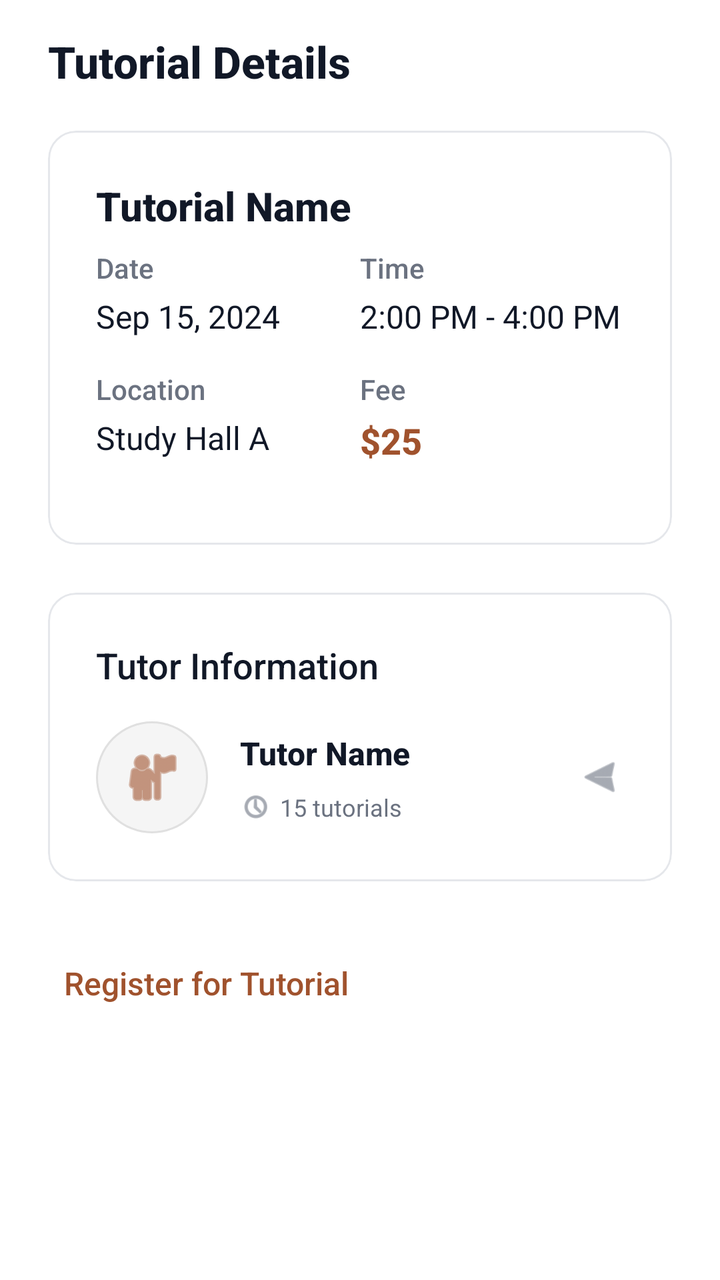
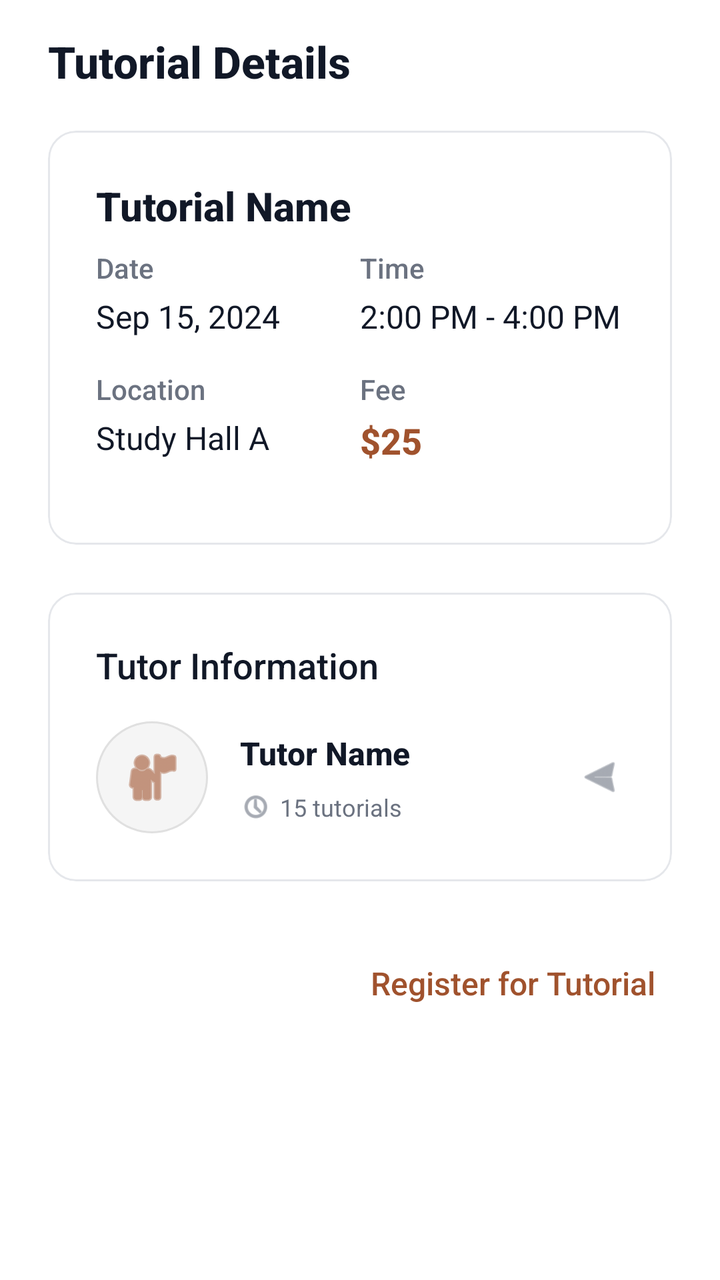

Before-and-after screenshots of an Android layout around one commit, followed by the original layout XML and the change that was made.
<!-- AndroidManifest.xml: application theme Theme.Csci3130Group1 -->
<!-- res/layout/tutorial_details_activity.xml -->
<?xml version="1.0" encoding="utf-8"?>
<ScrollView xmlns:android="http://schemas.android.com/apk/res/android"
    xmlns:app="http://schemas.android.com/apk/res-auto"
    android:layout_width="match_parent"
    android:layout_height="match_parent"
    android:background="#FFFFFF"
    android:fillViewport="true">

    <LinearLayout
        android:layout_width="match_parent"
        android:layout_height="wrap_content"
        android:orientation="vertical"
        android:paddingHorizontal="24dp"
        android:paddingTop="16dp"
        android:paddingBottom="32dp">

        
        <TextView
            android:layout_width="wrap_content"
            android:layout_height="wrap_content"
            android:text="Tutorial Details"
            android:textSize="22sp"
            android:fontFamily="sans-serif-medium"
            android:textStyle="bold"
            android:textColor="#111827"
            android:layout_marginBottom="20dp"/>

        
        <com.google.android.material.card.MaterialCardView
            android:layout_width="match_parent"
            android:layout_height="wrap_content"
            android:layout_marginBottom="24dp"
            app:cardCornerRadius="14dp"
            app:cardElevation="0dp"
            app:cardBackgroundColor="#FFFFFF"
            app:strokeColor="#E5E7EB"
            app:strokeWidth="1dp">

            <LinearLayout
                android:layout_width="match_parent"
                android:layout_height="wrap_content"
                android:orientation="vertical"
                android:padding="24dp">

                
                <TextView
                    android:id="@+id/tutorialName"
                    android:layout_width="match_parent"
                    android:layout_height="wrap_content"
                    android:text="Tutorial Name"
                    android:textSize="20sp"
                    android:textStyle="bold"
                    android:textColor="#111827"
                    android:fontFamily="sans-serif-medium"
                    android:layout_marginBottom="8dp"/>

                
                <TextView
                    android:id="@+id/tutorialSubject"
                    android:layout_width="match_parent"
                    android:layout_height="wrap_content"
                    android:text="Subject"
                    android:textSize="14sp"
                    android:textColor="#6B7280"
                    android:fontFamily="sans-serif-medium"
                    android:layout_marginBottom="20dp"
                    android:visibility="gone"/>

                
                <LinearLayout
                    android:layout_width="match_parent"
                    android:layout_height="wrap_content"
                    android:orientation="vertical">

                    
                    <LinearLayout
                        android:layout_width="match_parent"
                        android:layout_height="wrap_content"
                        android:orientation="horizontal"
                        android:layout_marginBottom="16dp">

                        <LinearLayout
                            android:layout_width="0dp"
                            android:layout_height="wrap_content"
                            android:layout_weight="1"
                            android:orientation="vertical">

                            <TextView
                                android:layout_width="wrap_content"
                                android:layout_height="wrap_content"
                                android:text="Date"
                                android:textSize="14sp"
                                android:textColor="#6B7280"
                                android:fontFamily="sans-serif-medium"/>

                            <TextView
                                android:id="@+id/tutorialDate"
                                android:layout_width="wrap_content"
                                android:layout_height="wrap_content"
                                android:text="Sep 15, 2024"
                                android:textSize="16sp"
                                android:textColor="#111827"
                                android:fontFamily="sans-serif"
                                android:layout_marginTop="4dp"/>
                        </LinearLayout>

                        <LinearLayout
                            android:layout_width="0dp"
                            android:layout_height="wrap_content"
                            android:layout_weight="1"
                            android:orientation="vertical">

                            <TextView
                                android:layout_width="wrap_content"
                                android:layout_height="wrap_content"
                                android:text="Time"
                                android:textSize="14sp"
                                android:textColor="#6B7280"
                                android:fontFamily="sans-serif-medium"/>

                            <TextView
                                android:id="@+id/tutorialTime"
                                android:layout_width="wrap_content"
                                android:layout_height="wrap_content"
                                android:text="2:00 PM - 4:00 PM"
                                android:textSize="16sp"
                                android:textColor="#111827"
                                android:fontFamily="sans-serif"
                                android:layout_marginTop="4dp"/>
                        </LinearLayout>
                    </LinearLayout>

                    
                    <LinearLayout
                        android:layout_width="match_parent"
                        android:layout_height="wrap_content"
                        android:orientation="horizontal"
                        android:layout_marginBottom="16dp">

                        <LinearLayout
                            android:layout_width="0dp"
                            android:layout_height="wrap_content"
                            android:layout_weight="1"
                            android:orientation="vertical">

                            <TextView
                                android:layout_width="wrap_content"
                                android:layout_height="wrap_content"
                                android:text="Location"
                                android:textSize="14sp"
                                android:textColor="#6B7280"
                                android:fontFamily="sans-serif-medium"/>

                            <TextView
                                android:id="@+id/tutorialLocation"
                                android:layout_width="wrap_content"
                                android:layout_height="wrap_content"
                                android:text="Study Hall A"
                                android:textSize="16sp"
                                android:textColor="#111827"
                                android:fontFamily="sans-serif"
                                android:layout_marginTop="4dp"/>
                        </LinearLayout>

                        <LinearLayout
                            android:layout_width="0dp"
                            android:layout_height="wrap_content"
                            android:layout_weight="1"
                            android:orientation="vertical">

                            <TextView
                                android:layout_width="wrap_content"
                                android:layout_height="wrap_content"
                                android:text="Fee"
                                android:textSize="14sp"
                                android:textColor="#6B7280"
                                android:fontFamily="sans-serif-medium"/>

                            <TextView
                                android:id="@+id/tutorialFee"
                                android:layout_width="wrap_content"
                                android:layout_height="wrap_content"
                                android:text="$25"
                                android:textSize="18sp"
                                android:textStyle="bold"
                                android:textColor="#A0522D"
                                android:fontFamily="sans-serif-medium"
                                android:layout_marginTop="4dp"/>
                        </LinearLayout>
                    </LinearLayout>

                    
                    <LinearLayout
                        android:id="@+id/descriptionSection"
                        android:layout_width="match_parent"
                        android:layout_height="wrap_content"
                        android:orientation="vertical"
                        android:visibility="gone">

                        <TextView
                            android:layout_width="wrap_content"
                            android:layout_height="wrap_content"
                            android:text="Description"
                            android:textSize="14sp"
                            android:textColor="#6B7280"
                            android:fontFamily="sans-serif-medium"
                            android:layout_marginBottom="8dp"/>

                        <TextView
                            android:id="@+id/tutorialDescription"
                            android:layout_width="match_parent"
                            android:layout_height="wrap_content"
                            android:text="Tutorial description goes here..."
                            android:textSize="16sp"
                            android:textColor="#111827"
                            android:fontFamily="sans-serif"
                            android:lineSpacingExtra="4dp"/>
                    </LinearLayout>
                </LinearLayout>
            </LinearLayout>
        </com.google.android.material.card.MaterialCardView>

        
        <include layout="@layout/tutor_info_card" />

        
        <com.google.android.material.card.MaterialCardView
            android:id="@+id/registered_students_card"
            android:layout_width="match_parent"
            android:layout_height="wrap_content"
            android:layout_marginBottom="24dp"
            app:cardCornerRadius="14dp"
            app:cardElevation="0dp"
            app:cardBackgroundColor="#FFFFFF"
            app:strokeColor="#E5E7EB"
            app:strokeWidth="1dp"
            android:visibility="gone">

            <LinearLayout
                android:layout_width="match_parent"
                android:layout_height="wrap_content"
                android:orientation="vertical"
                android:padding="24dp">

            
            <LinearLayout
                android:layout_width="match_parent"
                android:layout_height="wrap_content"
                android:orientation="horizontal"
                android:gravity="center_vertical"
                android:layout_marginBottom="16dp">

                <TextView
                    android:id="@+id/registeredStudentsHeader"
                    android:layout_width="wrap_content"
                    android:layout_height="wrap_content"
                    android:text="Registered Students"
                    android:textSize="18sp"
                    android:fontFamily="sans-serif-medium"
                    android:textColor="#111827"/>
            </LinearLayout>

            
            <TextView
                android:id="@+id/noRegisteredStudentsText"
                android:layout_width="match_parent"
                android:layout_height="wrap_content"
                android:text="No students registered yet"
                android:textSize="16sp"
                android:textColor="#6B7280"
                android:gravity="center"
                android:padding="20dp"
                android:visibility="gone"/>

            
            <LinearLayout
                android:id="@+id/registeredStudentsList"
                android:layout_width="match_parent"
                android:layout_height="wrap_content"
                android:orientation="vertical"/>
            </LinearLayout>
        </com.google.android.material.card.MaterialCardView>

        
        <TextView
            android:id="@+id/register_button"
            android:layout_width="wrap_content"
            android:layout_height="wrap_content"
            android:text="Register for Tutorial"
            android:textColor="#A0522D"
            android:textSize="16sp"
            android:fontFamily="sans-serif-medium"
            android:padding="8dp"
            android:layout_marginTop="8dp"
            android:background="?attr/selectableItemBackgroundBorderless"
            android:clickable="true"
            android:focusable="true"/>
    </LinearLayout>
</ScrollView>
<!-- res/layout/tutor_info_card.xml (included above) -->
<?xml version="1.0" encoding="utf-8"?>
<com.google.android.material.card.MaterialCardView xmlns:android="http://schemas.android.com/apk/res/android"
    xmlns:app="http://schemas.android.com/apk/res-auto"
    android:id="@+id/tutorInfoCard"
    android:layout_width="match_parent"
    android:layout_height="wrap_content"
    android:layout_marginBottom="24dp"
    app:cardCornerRadius="14dp"
    app:cardElevation="0dp"
    app:cardBackgroundColor="#FFFFFF"
    app:strokeColor="#E5E7EB"
    app:strokeWidth="1dp"
    android:clickable="true"
    android:focusable="true"
    android:foreground="?android:attr/selectableItemBackground">

    <LinearLayout
        android:layout_width="match_parent"
        android:layout_height="wrap_content"
        android:orientation="vertical"
        android:padding="24dp">

        
        <TextView
            android:layout_width="wrap_content"
            android:layout_height="wrap_content"
            android:text="Tutor Information"
            android:textSize="18sp"
            android:fontFamily="sans-serif-medium"
            android:textColor="#111827"
            android:layout_marginBottom="16dp"/>

        
        <LinearLayout
            android:layout_width="match_parent"
            android:layout_height="wrap_content"
            android:orientation="horizontal"
            android:gravity="center_vertical">

            
            <ImageView
                android:id="@+id/tutorAvatar"
                android:layout_width="56dp"
                android:layout_height="56dp"
                android:src="@android:drawable/ic_menu_myplaces"
                app:tint="#A0522D"
                android:background="@drawable/circle_background"
                android:padding="12dp"
                android:contentDescription="Tutor Avatar" />

            
            <LinearLayout
                android:layout_width="0dp"
                android:layout_height="wrap_content"
                android:layout_weight="1"
                android:orientation="vertical"
                android:layout_marginStart="16dp">

                
                <TextView
                    android:id="@+id/tutorName"
                    android:layout_width="wrap_content"
                    android:layout_height="wrap_content"
                    android:text="Tutor Name"
                    android:textSize="16sp"
                    android:textStyle="bold"
                    android:textColor="#111827"
                    android:fontFamily="sans-serif-medium" />

                
                <TextView
                    android:id="@+id/tutorDegree"
                    android:layout_width="wrap_content"
                    android:layout_height="wrap_content"
                    android:text="Computer Science, B.Sc."
                    android:textSize="14sp"
                    android:textColor="#6B7280"
                    android:fontFamily="sans-serif-medium"
                    android:layout_marginTop="2dp"
                    android:visibility="gone" />

                
                <LinearLayout
                    android:layout_width="wrap_content"
                    android:layout_height="wrap_content"
                    android:orientation="horizontal"
                    android:layout_marginTop="8dp">

                    
                    <LinearLayout
                        android:layout_width="wrap_content"
                        android:layout_height="wrap_content"
                        android:orientation="horizontal"
                        android:gravity="center_vertical"
                        android:layout_marginEnd="16dp">

                        <ImageView
                            android:layout_width="16dp"
                            android:layout_height="16dp"
                            android:src="@android:drawable/ic_menu_recent_history"
                            app:tint="#6B7280"
                            android:contentDescription="Tutorial Count Icon" />

                        <TextView
                            android:id="@+id/tutorialCount"
                            android:layout_width="wrap_content"
                            android:layout_height="wrap_content"
                            android:text="15 tutorials"
                            android:textSize="12sp"
                            android:textColor="#6B7280"
                            android:layout_marginStart="4dp" />
                    </LinearLayout>

                    
                    <LinearLayout
                        android:id="@+id/ratingContainer"
                        android:layout_width="wrap_content"
                        android:layout_height="wrap_content"
                        android:orientation="horizontal"
                        android:gravity="center_vertical"
                        android:visibility="gone">

                        <ImageView
                            android:layout_width="16dp"
                            android:layout_height="16dp"
                            android:src="@android:drawable/btn_star_big_on"
                            app:tint="#FFD700"
                            android:contentDescription="Rating Star" />

                        <TextView
                            android:id="@+id/tutorRating"
                            android:layout_width="wrap_content"
                            android:layout_height="wrap_content"
                            android:text="4.8 (24)"
                            android:textSize="12sp"
                            android:textColor="#6B7280"
                            android:layout_marginStart="4dp" />
                    </LinearLayout>
                </LinearLayout>
            </LinearLayout>

            
            <ImageView
                android:layout_width="24dp"
                android:layout_height="24dp"
                android:src="@android:drawable/ic_menu_send"
                app:tint="#6B7280"
                android:rotation="180"
                android:contentDescription="View Tutor Profile" />
        </LinearLayout>
    </LinearLayout>
</com.google.android.material.card.MaterialCardView>
<!-- resources referenced by this layout -->
<resources>
  <!-- drawable circle_background (drawable) -->
  <?xml version="1.0" encoding="utf-8"?>
  <shape xmlns:android="http://schemas.android.com/apk/res/android"
      android:shape="oval">
      <solid android:color="#F5F5F5" />
      <stroke
          android:width="1dp"
          android:color="#E0E0E0" />
  </shape>
  <style name="Theme.Csci3130Group1" parent="Base.Theme.Csci3130Group1" />
  <style name="Base.Theme.Csci3130Group1" parent="Theme.Material3.DayNight.NoActionBar">
          
          <item name="colorPrimary">#111827</item>
          <item name="colorOnPrimary">#FFFFFF</item>
          <item name="colorSecondary">#6B7280</item>
          <item name="colorOnSecondary">#FFFFFF</item>
          
          <item name="colorPrimaryContainer">#F3F4F6</item>
          <item name="colorOnPrimaryContainer">#111827</item>
          <item name="colorSecondaryContainer">#F3F4F6</item>
          <item name="colorOnSecondaryContainer">#111827</item>
          <item name="colorTertiary">#9CA3AF</item>
          <item name="colorSurface">#FFFFFF</item>
          <item name="colorOnSurface">#111827</item>
          <item name="colorOutline">#E5E7EB</item>
          <item name="android:navigationBarColor">#FFFFFF</item>
          <item name="android:statusBarColor">#FFFFFF</item>
      </style>
</resources>

<!-- the commit's change to res/layout/tutorial_details_activity.xml (unified diff, before → after) -->
@@ -292,6 +292,7 @@
             android:fontFamily="sans-serif-medium"
             android:padding="8dp"
             android:layout_marginTop="8dp"
+            android:layout_gravity="end"
             android:background="?attr/selectableItemBackgroundBorderless"
             android:clickable="true"
             android:focusable="true"/>
